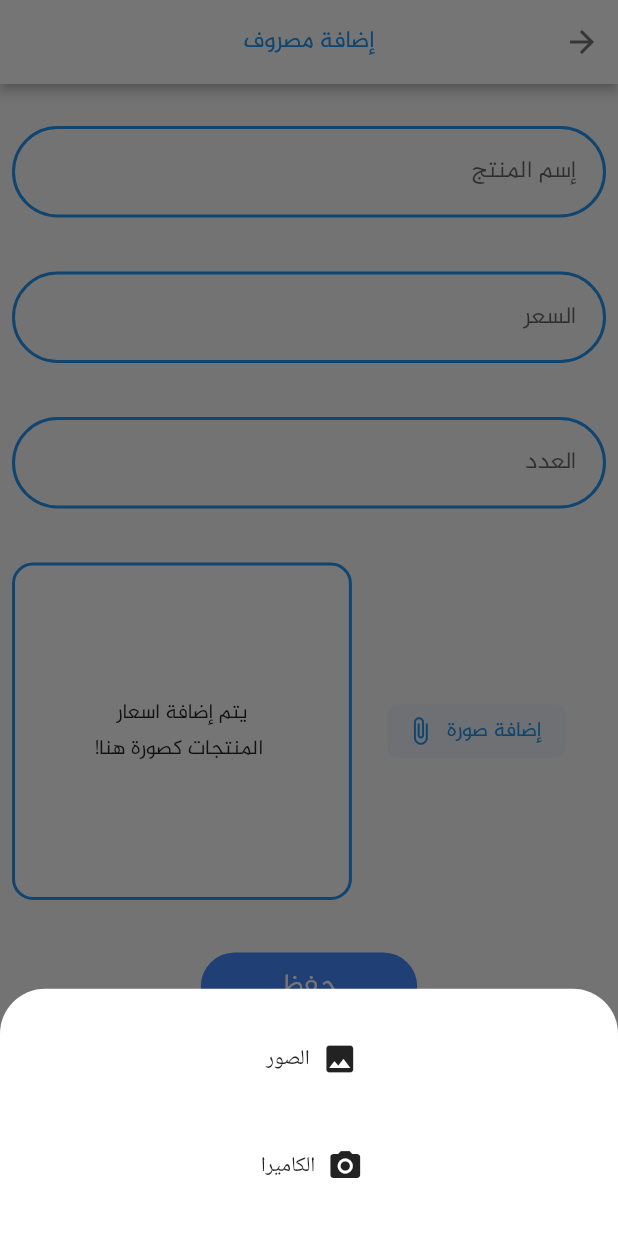
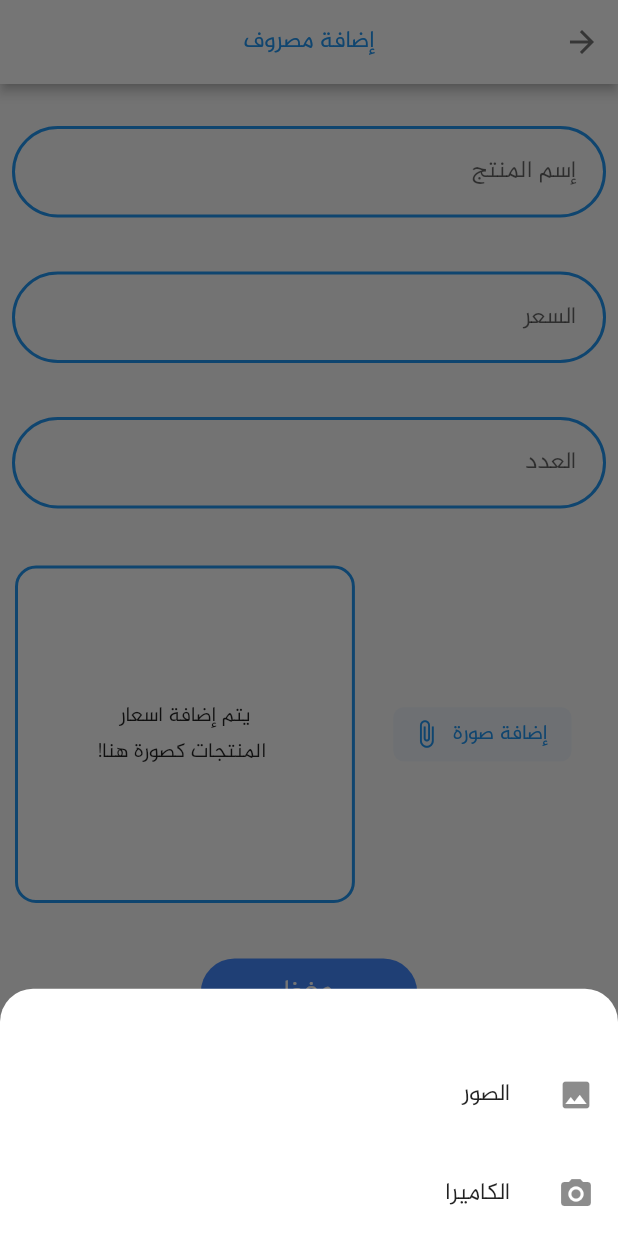
Before and after one commit to muhammadkamel/masrofnaa, a Flutter app: the AddNewMasrof screen opened directly with empty values, after a tap on "إضافة صورة", on a phone screen of 412 x 824 dp. Run offline on Flutter 3.47's test engine with Material 2 defaults, Android fonts, the phone set to English and light mode, and no system bars; our stand-ins replace image_picker, shared_preferences, sqflite; accounts and stored records are empty.

Commit message:
Update showModal

```diff
--- a/lib/ui/pages/add_new_item.dart
+++ b/lib/ui/pages/add_new_item.dart
@@ -29,15 +29,12 @@ class _AddNewMasrofState extends State<AddNewMasrof> {
 
   // Image
   final picker = ImagePicker();
-  // File _image;
-  // String imagePath;
 
   Future getAnImage(ImageSource source) async {
     final PickedFile pickedFile = await picker.getImage(source: source);
 
     setState(() {
       if (pickedFile != null) {
-        // _image = File(pickedFile.path);
         img = pickedFile.path;
         setData(pickedFile.path);
       } else {
@@ -64,7 +61,6 @@ class _AddNewMasrofState extends State<AddNewMasrof> {
   deleteData() async {
     SharedPreferences prefs = await SharedPreferences.getInstance();
     setState(() {
-      // prefs.remove('key');
       prefs.clear();
     });
   }
@@ -150,8 +146,6 @@ class _AddNewMasrofState extends State<AddNewMasrof> {
     if (!currentFocus.hasPrimaryFocus) {
       currentFocus.unfocus();
     }
-
-    // _showSnackBar("Data saved successfully");
   }
 
   @override
@@ -200,8 +194,6 @@ class _AddNewMasrofState extends State<AddNewMasrof> {
           ),
           body: SingleChildScrollView(
             child: Container(
-              // height: screenSize.height + 200,
-              // color: Colors.red,
               child: Form(
                 key: formKey,
                 child: Column(
@@ -226,16 +218,24 @@ class _AddNewMasrofState extends State<AddNewMasrof> {
                     Row(
                       children: [
                         Padding(
-                          padding: const EdgeInsets.all(8.0),
+                          padding: const EdgeInsets.all(10.0),
                           child: Container(
                             width: screenSize.width * 0.55,
                             height: 225,
-                            decoration: BoxDecoration(
+                            decoration: const BoxDecoration(
                               color: Colors.white,
-                              borderRadius: BorderRadius.circular(14),
-                              border: Border.all(
-                                width: 2,
-                                color: Colors.blue,
+                              borderRadius: BorderRadius.all(
+                                Radius.circular(14),
+                              ),
+                              border: Border.symmetric(
+                                horizontal: BorderSide(
+                                  width: 2.0,
+                                  color: Colors.blue,
+                                ),
+                                vertical: BorderSide(
+                                  width: 2.0,
+                                  color: Colors.blue,
+                                ),
                               ),
                             ),
                             child: Row(
@@ -325,8 +325,8 @@ class _AddNewMasrofState extends State<AddNewMasrof> {
                                   backgroundColor: Colors.white,
                                   shape: RoundedRectangleBorder(
                                     borderRadius: BorderRadius.only(
-                                      topLeft: Radius.circular(30),
-                                      topRight: Radius.circular(30),
+                                      topLeft: Radius.circular(22),
+                                      topRight: Radius.circular(22),
                                     ),
                                   ),
                                   context: context,
@@ -336,32 +336,44 @@ class _AddNewMasrofState extends State<AddNewMasrof> {
                                     return Container(
                                       // color: Colors.red,
                                       height: screenSize.height * 0.20,
-                                      width: 100,
                                       child: Column(
                                         mainAxisAlignment:
-                                            MainAxisAlignment.spaceEvenly,
+                                            MainAxisAlignment.end,
                                         crossAxisAlignment:
                                             CrossAxisAlignment.center,
                                         children: [
                                           Directionality(
                                             textDirection: TextDirection.rtl,
-                                            child: FlatButton.icon(
-                                              icon: Icon(Icons.image),
-                                              label: Text('الصور'),
-                                              onPressed: () {
+                                            child: ListTile(
+                                              shape: RoundedRectangleBorder(
+                                                borderRadius: BorderRadius.only(
+                                                  topLeft: Radius.circular(5),
+                                                  topRight: Radius.circular(5),
+                                                ),
+                                              ),
+                                              leading: Icon(Icons.photo),
+                                              title: Text(
+                                                'الصور',
+                                                style:
+                                                    TextStyle(fontFamily: 'AJ'),
+                                              ),
+                                              onTap: () {
                                                 getAnImage(ImageSource.gallery);
                                                 Navigator.pop(context);
                                               },
                                             ),
                                           ),
+                                          kSizedHSmall,
                                           Directionality(
                                             textDirection: TextDirection.rtl,
-                                            child: FlatButton.icon(
-                                              icon: Icon(
-                                                Icons.camera_alt,
+                                            child: ListTile(
+                                              leading: Icon(Icons.camera_alt),
+                                              title: Text(
+                                                'الكاميرا',
+                                                style:
+                                                    TextStyle(fontFamily: 'AJ'),
                                               ),
-                                              label: Text('الكاميرا'),
-                                              onPressed: () {
+                                              onTap: () {
                                                 getAnImage(ImageSource.camera);
                                                 Navigator.pop(context);
                                               },
@@ -372,7 +384,6 @@ class _AddNewMasrofState extends State<AddNewMasrof> {
                                     );
                                   },
                                 );
-                                // showAlertDialog(context, snapshot, index);
                               });
                             },
                           ),
--- a/lib/ui/shared/constraints.dart
+++ b/lib/ui/shared/constraints.dart
@@ -10,7 +10,7 @@ const kLinearColors = LinearGradient(
   end: Alignment.bottomLeft,
 );
 
-LinearGradient kActiveColor = LinearGradient(
+const kActiveColor = LinearGradient(
   colors: [
     Colors.white,
     Colors.white,
@@ -19,7 +19,7 @@ LinearGradient kActiveColor = LinearGradient(
   // begin: Alignment.topCenter,
   // end: Alignment.bottomCenter,
 );
-LinearGradient kHeaderColor = LinearGradient(
+const kHeaderColor = LinearGradient(
   colors: [
     // Colors.orange.shade100,
     // Colors.orange.shade100,
```
Also changed, not shown: lib/ui/components/custom_view.dart (+10 -6 lines), lib/ui/components/no_money.dart (+5 -3 lines), lib/ui/pages/view_added_items.dart (+7 -5 lines).
